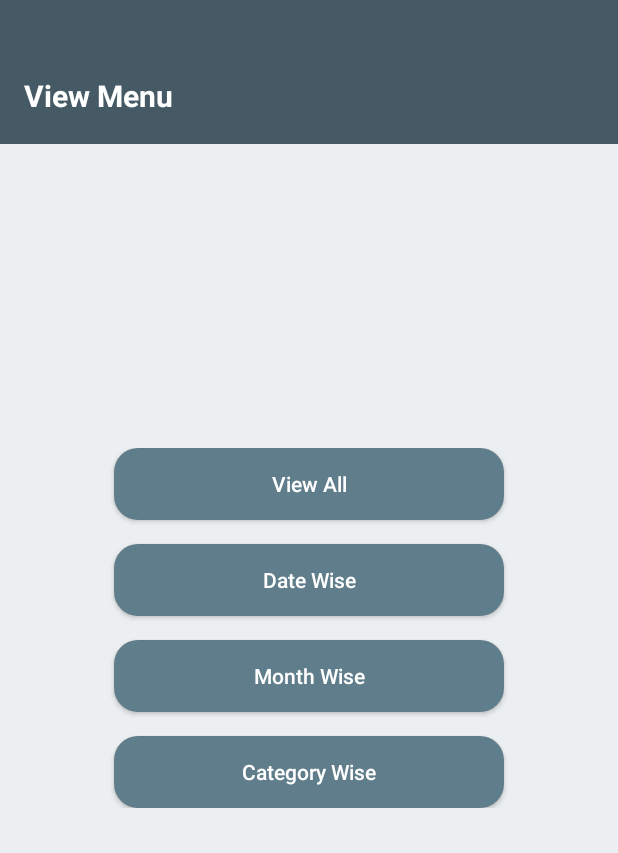
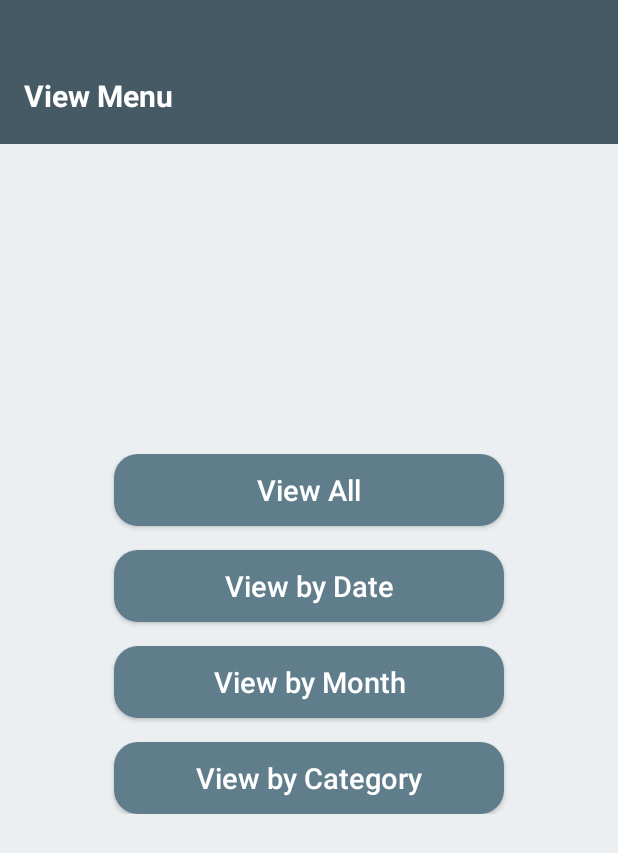
Before and after one commit to PIXEL-PEN/Expense-Tracker, an Android app: the ViewMenuActivity screen opened directly, with no data from a screen before it, on a phone screen of 412 x 824 dp. Shown: the top 853 px of the screen. Run offline under Robolectric (Android 15) with nearby library versions, the phone set to English and light mode, and no system bars.

Commit message:
UI: update top bar titles for expense views

```diff
--- a/app/src/main/res/layout/activity_category_wise.xml
+++ b/app/src/main/res/layout/activity_category_wise.xml
@@ -12,7 +12,7 @@
         android:gravity="center_vertical|start"
         android:paddingStart="16dp"
         android:paddingTop="32dp"
-        android:text="Expenses Category Wise"
+        android:text="Expenses by Category"
         android:textColor="@android:color/white"
         android:textSize="20sp"
         android:textStyle="bold"
--- a/app/src/main/res/layout/activity_date_wise.xml
+++ b/app/src/main/res/layout/activity_date_wise.xml
@@ -12,11 +12,12 @@
         android:gravity="center_vertical|start"
         android:paddingStart="16dp"
         android:paddingTop="32dp"
-        android:text="Expenses Date Wise"
+        android:text="Expenses by Date"
         android:textColor="@android:color/white"
         android:textSize="20sp"
         android:textStyle="bold"
         android:background="#455A64" />
+
 
     <ScrollView
         android:layout_width="match_parent"
--- a/app/src/main/res/layout/activity_month_wise.xml
+++ b/app/src/main/res/layout/activity_month_wise.xml
@@ -12,11 +12,12 @@
         android:gravity="center_vertical|start"
         android:paddingStart="16dp"
         android:paddingTop="32dp"
-        android:text="Expenses Month Wise"
+        android:text="Expenses by Month"
         android:textColor="@android:color/white"
         android:textSize="20sp"
         android:textStyle="bold"
         android:background="#455A64" />
+
 
     <ScrollView
         android:layout_width="match_parent"
--- a/app/src/main/res/layout/activity_view_all.xml
+++ b/app/src/main/res/layout/activity_view_all.xml
@@ -7,17 +7,17 @@
 
     <!-- Top bar -->
     <TextView
-        android:id="@+id/top_bar"
         android:layout_width="match_parent"
         android:layout_height="96dp"
         android:gravity="center_vertical|start"
         android:paddingStart="16dp"
         android:paddingTop="32dp"
-        android:text="View All Expenses"
+        android:text="All Expenses"
         android:textColor="@android:color/white"
         android:textSize="20sp"
         android:textStyle="bold"
         android:background="#455A64" />
+
 
     <!-- Header banner -->
     <LinearLayout
--- a/app/src/main/res/layout/activity_view_menu.xml
+++ b/app/src/main/res/layout/activity_view_menu.xml
@@ -3,7 +3,8 @@
     android:orientation="vertical"
     android:layout_width="match_parent"
     android:layout_height="match_parent"
-    android:background="#ECEFF1">
+    android:background="#ECEFF1"
+    android:gravity="center_horizontal">
 
     <!-- Top bar -->
     <TextView
@@ -18,20 +19,19 @@
         android:textStyle="bold"
         android:background="#455A64" />
 
-    <!-- Spacer pushes buttons downward -->
+    <!-- Spacer above buttons -->
     <View
         android:layout_width="match_parent"
         android:layout_height="0dp"
-        android:layout_weight="6"/>
+        android:layout_weight="2" />
 
-    <!-- Buttons container -->
+    <!-- Buttons -->
     <LinearLayout
         android:orientation="vertical"
+        android:gravity="center"
         android:layout_width="match_parent"
         android:layout_height="wrap_content"
-        android:gravity="center_horizontal"
-        android:paddingHorizontal="32dp"
-        android:layout_marginBottom="48dp">
+        android:layout_marginTop="20dp">
 
         <androidx.appcompat.widget.AppCompatButton
             android:id="@+id/btnViewAll"
@@ -42,7 +42,8 @@
             android:text="View All"
             android:textColor="#FFFFFF"
             android:textAllCaps="false"
-            android:layout_marginBottom="16dp"/>
+            android:textSize="19sp"
+            android:layout_marginBottom="16dp" />
 
         <androidx.appcompat.widget.AppCompatButton
             android:id="@+id/btnDateWise"
@@ -50,10 +51,11 @@
             android:layout_height="wrap_content"
             android:background="@drawable/rounded_button"
             android:backgroundTint="@null"
-            android:text="Date Wise"
+            android:text="View by Date"
             android:textColor="#FFFFFF"
             android:textAllCaps="false"
-            android:layout_marginBottom="16dp"/>
+            android:textSize="19sp"
+            android:layout_marginBottom="16dp" />
 
         <androidx.appcompat.widget.AppCompatButton
             android:id="@+id/btnMonthWise"
@@ -61,10 +63,11 @@
             android:layout_height="wrap_content"
             android:background="@drawable/rounded_button"
             android:backgroundTint="@null"
-            android:text="Month Wise"
+            android:text="View by Month"
             android:textColor="#FFFFFF"
             android:textAllCaps="false"
-            android:layout_marginBottom="16dp"/>
+            android:textSize="19sp"
+            android:layout_marginBottom="16dp" />
 
         <androidx.appcompat.widget.AppCompatButton
             android:id="@+id/btnCategoryWise"
@@ -72,14 +75,16 @@
             android:layout_height="wrap_content"
             android:background="@drawable/rounded_button"
             android:backgroundTint="@null"
-            android:text="Category Wise"
+            android:text="View by Category"
             android:textColor="#FFFFFF"
-            android:textAllCaps="false"/>
+            android:textAllCaps="false"
+            android:textSize="19sp" />
     </LinearLayout>
 
-    <!-- Bottom spacer -->
+    <!-- Spacer below buttons -->
     <View
         android:layout_width="match_parent"
         android:layout_height="0dp"
-        android:layout_weight="7"/>
+        android:layout_weight="3" />
+
 </LinearLayout>
```
